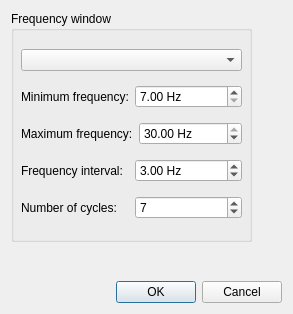
cibr-jyu/meggie, file hoksotin/ui/qt4Designer/TFRfromEpochs.ui: the form before one commit.
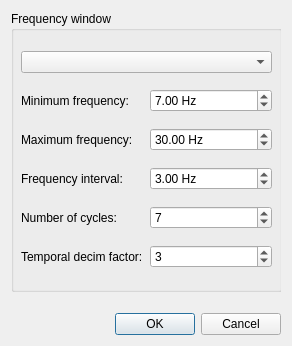
The form after the commit.

Diff of the .ui file:
```diff
--- a/hoksotin/ui/qt4Designer/TFRfromEpochs.ui
+++ b/hoksotin/ui/qt4Designer/TFRfromEpochs.ui
@@ -6,8 +6,8 @@
    <rect>
     <x>0</x>
     <y>0</y>
-    <width>293</width>
-    <height>314</height>
+    <width>292</width>
+    <height>346</height>
    </rect>
   </property>
   <property name="windowTitle">
@@ -27,8 +27,8 @@
        <rect>
         <x>0</x>
         <y>0</y>
-        <width>275</width>
-        <height>265</height>
+        <width>274</width>
+        <height>289</height>
        </rect>
       </property>
       <property name="minimumSize">
@@ -42,8 +42,8 @@
         <rect>
          <x>0</x>
          <y>0</y>
-         <width>241</width>
-         <height>231</height>
+         <width>271</width>
+         <height>281</height>
         </rect>
        </property>
        <property name="title">
@@ -54,8 +54,8 @@
          <rect>
           <x>10</x>
           <y>30</y>
-          <width>221</width>
-          <height>189</height>
+          <width>251</width>
+          <height>241</height>
          </rect>
         </property>
         <layout class="QVBoxLayout" name="verticalLayout_6">
@@ -77,10 +77,13 @@
               <string> Hz</string>
              </property>
              <property name="minimum">
-              <double>7.000000000000000</double>
+              <double>0.100000000000000</double>
              </property>
              <property name="maximum">
-              <double>30.000000000000000</double>
+              <double>200.000000000000000</double>
+             </property>
+             <property name="value">
+              <double>7.000000000000000</double>
              </property>
             </widget>
            </item>
@@ -104,7 +107,7 @@
               <double>7.000000000000000</double>
              </property>
              <property name="maximum">
-              <double>30.000000000000000</double>
+              <double>600.000000000000000</double>
              </property>
              <property name="value">
               <double>30.000000000000000</double>
@@ -150,12 +153,30 @@
             </widget>
            </item>
            <item>
-            <widget class="QDoubleSpinBox" name="doubleSpinBoxNcycles">
-             <property name="decimals">
-              <number>0</number>
+            <widget class="QSpinBox" name="spinBoxNcycles">
+             <property name="minimum">
+              <number>1</number>
              </property>
              <property name="value">
-              <double>7.000000000000000</double>
+              <number>7</number>
+             </property>
+            </widget>
+           </item>
+          </layout>
+         </item>
+         <item>
+          <layout class="QHBoxLayout" name="horizontalLayout_8">
+           <item>
+            <widget class="QLabel" name="label_2">
+             <property name="text">
+              <string>Temporal decim factor:</string>
+             </property>
+            </widget>
+           </item>
+           <item>
+            <widget class="QSpinBox" name="spinBoxDecim">
+             <property name="value">
+              <number>3</number>
              </property>
             </widget>
            </item>
```
Left out of the diff: 2 changed lines with no effect on the pictures.
